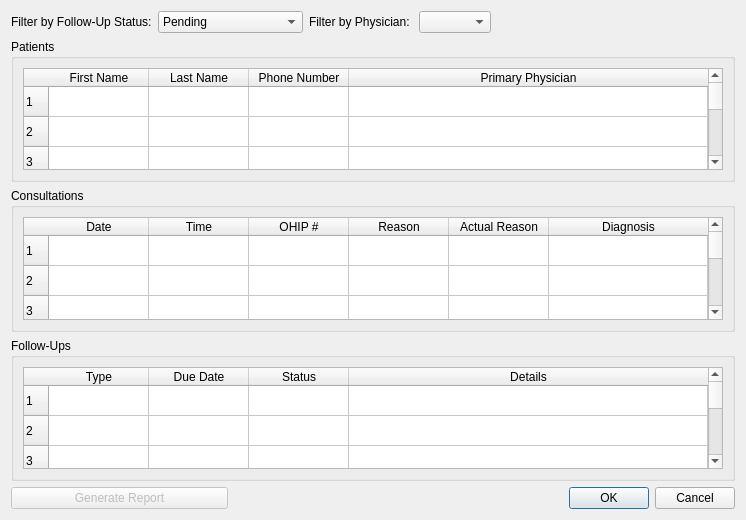
The window that cuCareQtApp/CUCare/patientlistview.ui (chrispwright/comp3004cuCarePrivate) describes before a commit, drawn with Qt 5.
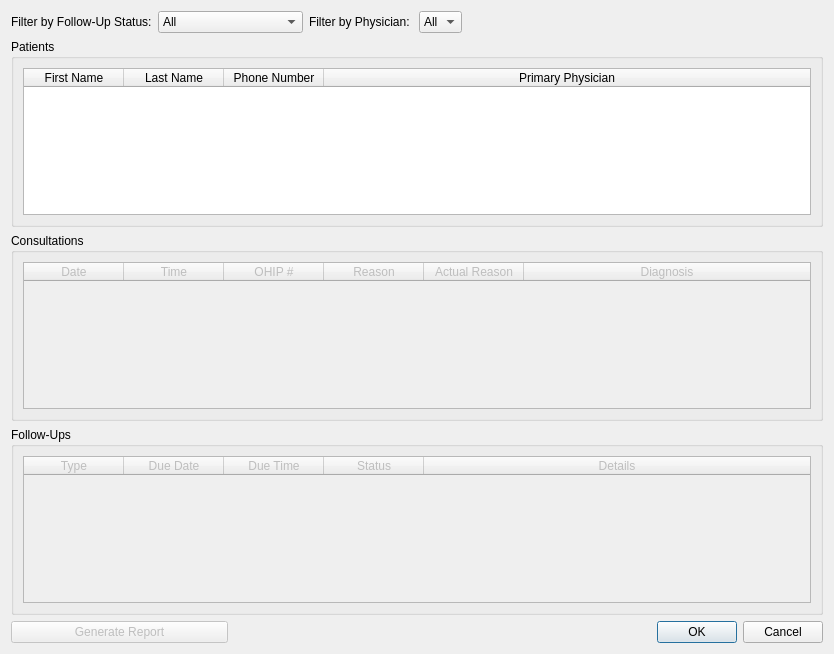
The same window after the commit.

```diff
--- a/cuCareQtApp/CUCare/patientlistview.ui
+++ b/cuCareQtApp/CUCare/patientlistview.ui
@@ -6,8 +6,8 @@
    <rect>
     <x>0</x>
     <y>0</y>
-    <width>746</width>
-    <height>520</height>
+    <width>834</width>
+    <height>654</height>
    </rect>
   </property>
   <property name="windowTitle">
@@ -21,9 +21,24 @@
      </property>
      <layout class="QGridLayout" name="gridLayout_3">
       <item row="0" column="0">
-       <widget class="QTableWidget" name="tableWidget_2">
+       <widget class="QTableWidget" name="tableWidget_Consultations">
+        <property name="enabled">
+         <bool>false</bool>
+        </property>
+        <property name="editTriggers">
+         <set>QAbstractItemView::NoEditTriggers</set>
+        </property>
+        <property name="tabKeyNavigation">
+         <bool>true</bool>
+        </property>
+        <property name="selectionMode">
+         <enum>QAbstractItemView::SingleSelection</enum>
+        </property>
+        <property name="selectionBehavior">
+         <enum>QAbstractItemView::SelectRows</enum>
+        </property>
         <property name="rowCount">
-         <number>100</number>
+         <number>0</number>
         </property>
         <attribute name="horizontalHeaderCascadingSectionResizes">
          <bool>false</bool>
@@ -31,106 +46,6 @@
         <attribute name="horizontalHeaderStretchLastSection">
          <bool>true</bool>
         </attribute>
-        <row/>
-        <row/>
-        <row/>
-        <row/>
-        <row/>
-        <row/>
-        <row/>
-        <row/>
-        <row/>
-        <row/>
-        <row/>
-        <row/>
-        <row/>
-        <row/>
-        <row/>
-        <row/>
-        <row/>
-        <row/>
-        <row/>
-        <row/>
-        <row/>
-        <row/>
-        <row/>
-        <row/>
-        <row/>
-        <row/>
-        <row/>
-        <row/>
-        <row/>
-        <row/>
-        <row/>
-        <row/>
-        <row/>
-        <row/>
-        <row/>
-        <row/>
-        <row/>
-        <row/>
-        <row/>
-        <row/>
-        <row/>
-        <row/>
-        <row/>
-        <row/>
-        <row/>
-        <row/>
-        <row/>
-        <row/>
-        <row/>
-        <row/>
-        <row/>
-        <row/>
-        <row/>
-        <row/>
-        <row/>
-        <row/>
-        <row/>
-        <row/>
-        <row/>
-        <row/>
-        <row/>
-        <row/>
-        <row/>
-        <row/>
-        <row/>
-        <row/>
-        <row/>
-        <row/>
-        <row/>
-        <row/>
-        <row/>
-        <row/>
-        <row/>
-        <row/>
-        <row/>
-        <row/>
-        <row/>
-        <row/>
-        <row/>
-        <row/>
-        <row/>
-        <row/>
-        <row/>
-        <row/>
-        <row/>
-        <row/>
-        <row/>
-        <row/>
-        <row/>
-        <row/>
-        <row/>
-        <row/>
-        <row/>
-        <row/>
-        <row/>
-        <row/>
-        <row/>
-        <row/>
-        <row/>
-        <row/>
         <column>
          <property name="text">
           <string>Date</string>
@@ -173,113 +88,28 @@
      </property>
      <layout class="QGridLayout" name="gridLayout_2">
       <item row="0" column="0">
-       <widget class="QTableWidget" name="tableWidget_3">
+       <widget class="QTableWidget" name="tableWidget_FollowUps">
+        <property name="enabled">
+         <bool>false</bool>
+        </property>
+        <property name="editTriggers">
+         <set>QAbstractItemView::NoEditTriggers</set>
+        </property>
+        <property name="tabKeyNavigation">
+         <bool>true</bool>
+        </property>
+        <property name="selectionMode">
+         <enum>QAbstractItemView::SingleSelection</enum>
+        </property>
+        <property name="selectionBehavior">
+         <enum>QAbstractItemView::SelectRows</enum>
+        </property>
         <property name="rowCount">
-         <number>100</number>
+         <number>0</number>
         </property>
         <attribute name="horizontalHeaderStretchLastSection">
          <bool>true</bool>
         </attribute>
-        <row/>
-        <row/>
-        <row/>
-        <row/>
-        <row/>
-        <row/>
-        <row/>
-        <row/>
-        <row/>
-        <row/>
-        <row/>
-        <row/>
-        <row/>
-        <row/>
-        <row/>
-        <row/>
-        <row/>
-        <row/>
-        <row/>
-        <row/>
-        <row/>
-        <row/>
-        <row/>
-        <row/>
-        <row/>
-        <row/>
-        <row/>
-        <row/>
-        <row/>
-        <row/>
-        <row/>
-        <row/>
-        <row/>
-        <row/>
-        <row/>
-        <row/>
-        <row/>
-        <row/>
-        <row/>
-        <row/>
-        <row/>
-        <row/>
-        <row/>
-        <row/>
-        <row/>
-        <row/>
-        <row/>
-        <row/>
-        <row/>
-        <row/>
-        <row/>
-        <row/>
-        <row/>
-        <row/>
-        <row/>
-        <row/>
-        <row/>
-        <row/>
-        <row/>
-        <row/>
-        <row/>
-        <row/>
-        <row/>
-        <row/>
-        <row/>
-        <row/>
-        <row/>
-        <row/>
-        <row/>
-        <row/>
-        <row/>
-        <row/>
-        <row/>
-        <row/>
-        <row/>
-        <row/>
-        <row/>
-        <row/>
-        <row/>
-        <row/>
-        <row/>
-        <row/>
-        <row/>
-        <row/>
-        <row/>
-        <row/>
-        <row/>
-        <row/>
-        <row/>
-        <row/>
-        <row/>
-        <row/>
-        <row/>
-        <row/>
-        <row/>
-        <row/>
-        <row/>
-        <row/>
-        <row/>
-        <row/>
         <column>
          <property name="text">
           <string>Type</string>
@@ -290,6 +120,11 @@
           <string>Due Date</string>
          </property>
         </column>
+        <column>
+         <property name="text">
+          <string>Due Time</string>
+         </property>
+        </column>
         <column>
          <property name="text">
           <string>Status</string>
@@ -333,6 +168,11 @@
        <height>0</height>
       </size>
      </property>
+     <item>
+      <property name="text">
+       <string>All</string>
+      </property>
+     </item>
      <item>
       <property name="text">
        <string>Pending</string>
@@ -371,7 +211,13 @@
     </widget>
    </item>
    <item row="0" column="4">
-    <widget class="QComboBox" name="comboBox_2"/>
+    <widget class="QComboBox" name="comboBox_Physicians">
+     <item>
+      <property name="text">
+       <string>All</string>
+      </property>
+     </item>
+    </widget>
    </item>
    <item row="0" column="3">
     <widget class="QLabel" name="label_2">
@@ -387,9 +233,21 @@
      </property>
      <layout class="QGridLayout" name="gridLayout">
       <item row="0" column="0">
-       <widget class="QTableWidget" name="tableWidget">
+       <widget class="QTableWidget" name="tableWidget_Patients">
+        <property name="editTriggers">
+         <set>QAbstractItemView::NoEditTriggers</set>
+        </property>
+        <property name="tabKeyNavigation">
+         <bool>true</bool>
+        </property>
+        <property name="selectionMode">
+         <enum>QAbstractItemView::SingleSelection</enum>
+        </property>
+        <property name="selectionBehavior">
+         <enum>QAbstractItemView::SelectRows</enum>
+        </property>
         <property name="rowCount">
-         <number>100</number>
+         <number>0</number>
         </property>
         <property name="columnCount">
          <number>4</number>
@@ -400,106 +258,6 @@
         <attribute name="horizontalHeaderStretchLastSection">
          <bool>true</bool>
         </attribute>
-        <row/>
-        <row/>
-        <row/>
-        <row/>
-        <row/>
-        <row/>
-        <row/>
-        <row/>
-        <row/>
-        <row/>
-        <row/>
-        <row/>
-        <row/>
-        <row/>
-        <row/>
-        <row/>
-        <row/>
-        <row/>
-        <row/>
-        <row/>
-        <row/>
-        <row/>
-        <row/>
-        <row/>
-        <row/>
-        <row/>
-        <row/>
-        <row/>
-        <row/>
-        <row/>
-        <row/>
-        <row/>
-        <row/>
-        <row/>
-        <row/>
-        <row/>
-        <row/>
-        <row/>
-        <row/>
-        <row/>
-        <row/>
-        <row/>
-        <row/>
-        <row/>
-        <row/>
-        <row/>
-        <row/>
-        <row/>
-        <row/>
-        <row/>
-        <row/>
-        <row/>
-        <row/>
-        <row/>
-        <row/>
-        <row/>
-        <row/>
-        <row/>
-        <row/>
-        <row/>
-        <row/>
-        <row/>
-        <row/>
-        <row/>
-        <row/>
-        <row/>
-        <row/>
-        <row/>
-        <row/>
-        <row/>
-        <row/>
-        <row/>
-        <row/>
-        <row/>
-        <row/>
-        <row/>
-        <row/>
-        <row/>
-        <row/>
-        <row/>
-        <row/>
-        <row/>
-        <row/>
-        <row/>
-        <row/>
-        <row/>
-        <row/>
-        <row/>
-        <row/>
-        <row/>
-        <row/>
-        <row/>
-        <row/>
-        <row/>
-        <row/>
-        <row/>
-        <row/>
-        <row/>
-        <row/>
-        <row/>
         <column>
          <property name="text">
           <string>First Name</string>
```
Left out of the diff: 2 changed lines with no effect on the pictures.
